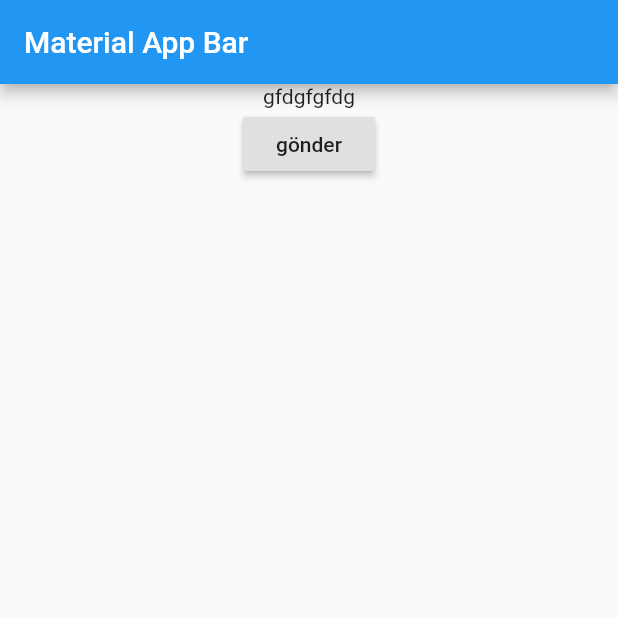
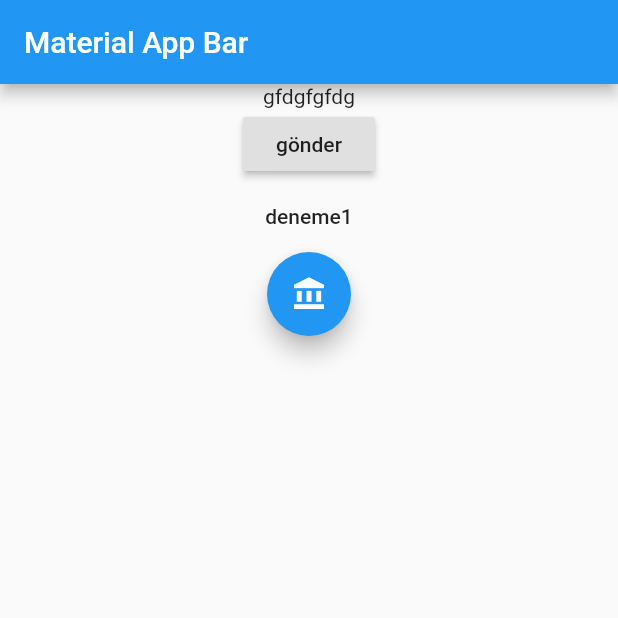
Before and after one commit to fatihemree/myflutter, a Flutter app: the screen it shows after launch, after a tap on "gönder", on a phone screen of 412 x 824 dp, the top half of it. Run offline on Flutter 3.47's test engine with Material 2 defaults, Android fonts, the phone set to English and light mode, and no system bars.

Commit message:
butonlar eklendi

```diff
--- a/lib/main.dart
+++ b/lib/main.dart
@@ -15,25 +15,32 @@ class MyApp extends StatelessWidget {
             child: Column(
               children: <Widget>[
                 Container(
-                child: Text('gfdgfgfdg')
-
-              ,
+                  child: Text('gfdgfgfdg'),
                 ),
                 Container(
                   child: RaisedButton(
                     child: Text("gönder"),
+                    onPressed: () => {
+                      debugPrint("tıklandı"),
+                    },
+                  ),
+                ),
+                FlatButton(
+                  child: Text("deneme1"),
+                  onPressed: () => {
+                    debugPrint("aoguz"),
+                  },
+                ),
+                FloatingActionButton(
+                  child: Icon(Icons.account_balance),
                   onPressed: ()=>{
-debugPrint("tıklandı"),
+                    debugPrint("deneme"),
 
                   },
-          ),
                 )
               ],
             ),
-
-
           ),
-
         ));
   }
 }
```
Lines whose indentation alone changed are shown as unchanged.
